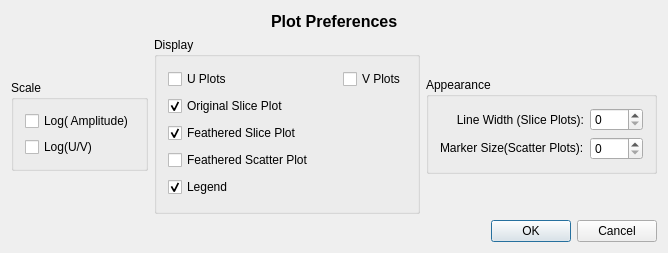
Before: the Qt Designer form code/guitools/Feather/Preferences.ui in radio-astro/casa, drawn with Qt 5.
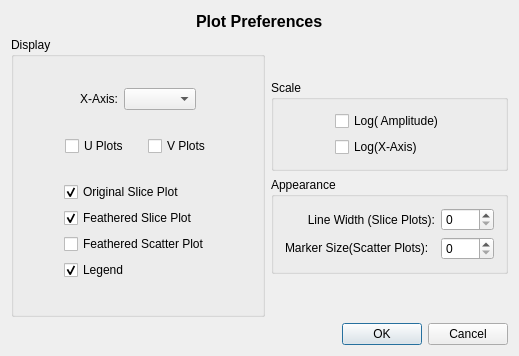
After: the same form once the commit is applied.

```diff
--- a/code/guitools/Feather/Preferences.ui
+++ b/code/guitools/Feather/Preferences.ui
@@ -6,14 +6,14 @@
    <rect>
     <x>0</x>
     <y>0</y>
-    <width>668</width>
-    <height>253</height>
+    <width>519</width>
+    <height>356</height>
    </rect>
   </property>
   <property name="windowTitle">
    <string>Preferences</string>
   </property>
-  <layout class="QVBoxLayout" name="verticalLayout_6">
+  <layout class="QVBoxLayout" name="verticalLayout_7">
    <item>
     <layout class="QHBoxLayout" name="horizontalLayout_2">
      <item>
@@ -59,68 +59,77 @@
     </layout>
    </item>
    <item>
-    <layout class="QHBoxLayout" name="horizontalLayout_10">
+    <layout class="QHBoxLayout" name="horizontalLayout_12">
      <item>
-      <layout class="QVBoxLayout" name="verticalLayout_4">
-       <item>
-        <spacer name="verticalSpacer">
-         <property name="orientation">
-          <enum>Qt::Vertical</enum>
-         </property>
-         <property name="sizeHint" stdset="0">
-          <size>
-           <width>20</width>
-           <height>17</height>
-          </size>
-         </property>
-        </spacer>
-       </item>
-       <item>
-        <widget class="QGroupBox" name="scaleGroupBox">
-         <property name="title">
-          <string>Scale</string>
-         </property>
-         <layout class="QVBoxLayout" name="verticalLayout_3">
-          <item>
-           <widget class="QCheckBox" name="logAmplitudeCheckBox">
-            <property name="text">
-             <string>Log( Amplitude)</string>
-            </property>
-           </widget>
-          </item>
-          <item>
-           <widget class="QCheckBox" name="logUVCheckBox">
-            <property name="text">
-             <string>Log(U/V)</string>
-            </property>
-           </widget>
-          </item>
-         </layout>
-        </widget>
-       </item>
-       <item>
-        <spacer name="verticalSpacer_2">
-         <property name="orientation">
-          <enum>Qt::Vertical</enum>
-         </property>
-         <property name="sizeHint" stdset="0">
-          <size>
-           <width>20</width>
-           <height>13</height>
-          </size>
-         </property>
-        </spacer>
-       </item>
-      </layout>
-     </item>
+      <layout class="QVBoxLayout" name="verticalLayout_6">
      <item>
       <widget class="QGroupBox" name="displayGroupBox">
        <property name="title">
         <string>Display</string>
        </property>
-       <layout class="QVBoxLayout" name="verticalLayout">
+         <layout class="QVBoxLayout" name="verticalLayout_4">
+          <item>
+           <layout class="QHBoxLayout" name="horizontalLayout_11">
+            <item>
+             <spacer name="horizontalSpacer_7">
+              <property name="orientation">
+               <enum>Qt::Horizontal</enum>
+              </property>
+              <property name="sizeHint" stdset="0">
+               <size>
+                <width>40</width>
+                <height>20</height>
+               </size>
+              </property>
+             </spacer>
+            </item>
+            <item>
+             <widget class="QLabel" name="label">
+              <property name="text">
+               <string>X-Axis:</string>
+              </property>
+              <property name="alignment">
+               <set>Qt::AlignRight|Qt::AlignTrailing|Qt::AlignVCenter</set>
+              </property>
+             </widget>
+            </item>
+            <item>
+             <widget class="QComboBox" name="xAxisComboBox">
+              <property name="toolTip">
+               <string>Select the x-axis values to plot.</string>
+              </property>
+             </widget>
+            </item>
+            <item>
+             <spacer name="horizontalSpacer_8">
+              <property name="orientation">
+               <enum>Qt::Horizontal</enum>
+              </property>
+              <property name="sizeHint" stdset="0">
+               <size>
+                <width>40</width>
+                <height>20</height>
+               </size>
+              </property>
+             </spacer>
+            </item>
+           </layout>
+          </item>
         <item>
          <layout class="QHBoxLayout" name="horizontalLayout_8">
+            <item>
+             <spacer name="horizontalSpacer_10">
+              <property name="orientation">
+               <enum>Qt::Horizontal</enum>
+              </property>
+              <property name="sizeHint" stdset="0">
+               <size>
+                <width>40</width>
+                <height>20</height>
+               </size>
+              </property>
+             </spacer>
+            </item>
           <item>
            <widget class="QCheckBox" name="xPlotCheckBox">
             <property name="text">
@@ -151,8 +160,38 @@
             </property>
            </widget>
           </item>
-         </layout>
-        </item>
+            <item>
+             <spacer name="horizontalSpacer_11">
+              <property name="orientation">
+               <enum>Qt::Horizontal</enum>
+              </property>
+              <property name="sizeHint" stdset="0">
+               <size>
+                <width>40</width>
+                <height>20</height>
+               </size>
+              </property>
+             </spacer>
+            </item>
+           </layout>
+          </item>
+          <item>
+           <layout class="QHBoxLayout" name="horizontalLayout_4">
+            <item>
+             <spacer name="horizontalSpacer_4">
+              <property name="orientation">
+               <enum>Qt::Horizontal</enum>
+              </property>
+              <property name="sizeHint" stdset="0">
+               <size>
+                <width>13</width>
+                <height>20</height>
+               </size>
+              </property>
+             </spacer>
+            </item>
+            <item>
+             <layout class="QVBoxLayout" name="verticalLayout">
         <item>
          <layout class="QHBoxLayout" name="horizontalLayout_5">
           <item>
@@ -220,8 +259,6 @@
          </layout>
         </item>
         <item>
-         <layout class="QHBoxLayout" name="horizontalLayout_4">
-          <item>
            <widget class="QCheckBox" name="outputScatterCheckBox">
             <property name="toolTip">
              <string>Display a separate scatter plot of the average visibility amplitudes.</string>
@@ -232,21 +269,6 @@
            </widget>
           </item>
           <item>
-           <spacer name="horizontalSpacer_14">
-            <property name="orientation">
-             <enum>Qt::Horizontal</enum>
-            </property>
-            <property name="sizeHint" stdset="0">
-             <size>
-              <width>13</width>
-              <height>20</height>
-             </size>
-            </property>
-           </spacer>
-          </item>
-         </layout>
-        </item>
-        <item>
          <layout class="QHBoxLayout" name="horizontalLayout_6">
           <item>
            <widget class="QCheckBox" name="legendCheckBox">
@@ -283,7 +305,26 @@
          </layout>
         </item>
        </layout>
-      </widget>
+            </item>
+            <item>
+             <spacer name="horizontalSpacer_12">
+              <property name="orientation">
+               <enum>Qt::Horizontal</enum>
+              </property>
+              <property name="sizeHint" stdset="0">
+               <size>
+                <width>40</width>
+                <height>20</height>
+               </size>
+              </property>
+             </spacer>
+            </item>
+           </layout>
+          </item>
+         </layout>
+        </widget>
+       </item>
+      </layout>
      </item>
      <item>
       <layout class="QVBoxLayout" name="verticalLayout_5">
@@ -300,6 +341,59 @@
          </property>
         </spacer>
        </item>
+       <item>
+        <widget class="QGroupBox" name="scaleGroupBox">
+         <property name="title">
+          <string>Scale</string>
+         </property>
+         <layout class="QHBoxLayout" name="horizontalLayout_10">
+          <item>
+           <spacer name="horizontalSpacer_5">
+            <property name="orientation">
+             <enum>Qt::Horizontal</enum>
+            </property>
+            <property name="sizeHint" stdset="0">
+             <size>
+              <width>41</width>
+              <height>20</height>
+             </size>
+            </property>
+           </spacer>
+          </item>
+          <item>
+           <layout class="QVBoxLayout" name="verticalLayout_3">
+            <item>
+             <widget class="QCheckBox" name="logAmplitudeCheckBox">
+              <property name="text">
+               <string>Log( Amplitude)</string>
+              </property>
+             </widget>
+            </item>
+            <item>
+             <widget class="QCheckBox" name="logUVCheckBox">
+              <property name="text">
+               <string>Log(X-Axis)</string>
+              </property>
+             </widget>
+            </item>
+           </layout>
+          </item>
+          <item>
+           <spacer name="horizontalSpacer_6">
+            <property name="orientation">
+             <enum>Qt::Horizontal</enum>
+            </property>
+            <property name="sizeHint" stdset="0">
+             <size>
+              <width>41</width>
+              <height>20</height>
+             </size>
+            </property>
+           </spacer>
+          </item>
+         </layout>
+        </widget>
+       </item>
        <item>
         <widget class="QGroupBox" name="appearanceGroupBox">
          <property name="title">
```
Lines whose indentation alone changed are shown as unchanged.
